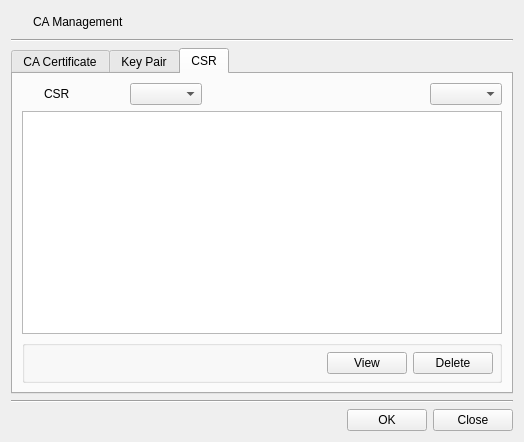
First picture: the form in CertMan/ca_man_dlg.ui, repository jykim74/CertMan, before the edit.
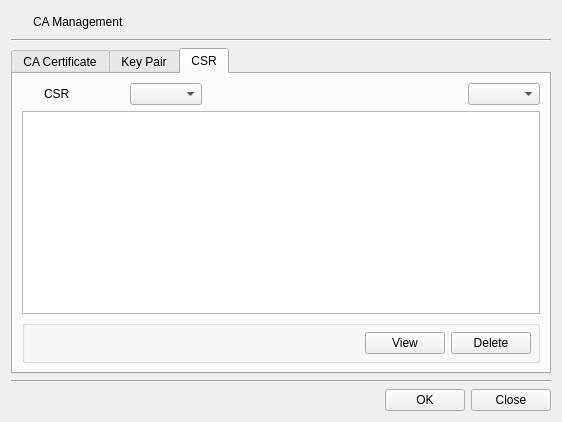
Second picture: the form after the edit. Icons and pictures are not drawn.

What changed in the file:
```diff
--- a/CertMan/ca_man_dlg.ui
+++ b/CertMan/ca_man_dlg.ui
@@ -6,8 +6,8 @@
    <rect>
     <x>0</x>
     <y>0</y>
-    <width>524</width>
-    <height>442</height>
+    <width>558</width>
+    <height>422</height>
    </rect>
   </property>
   <property name="windowTitle">
@@ -65,7 +65,7 @@
     <widget class="QTabWidget" name="mTabWidget">
      <property name="minimumSize">
       <size>
-       <width>500</width>
+       <width>540</width>
        <height>300</height>
       </size>
      </property>
```
